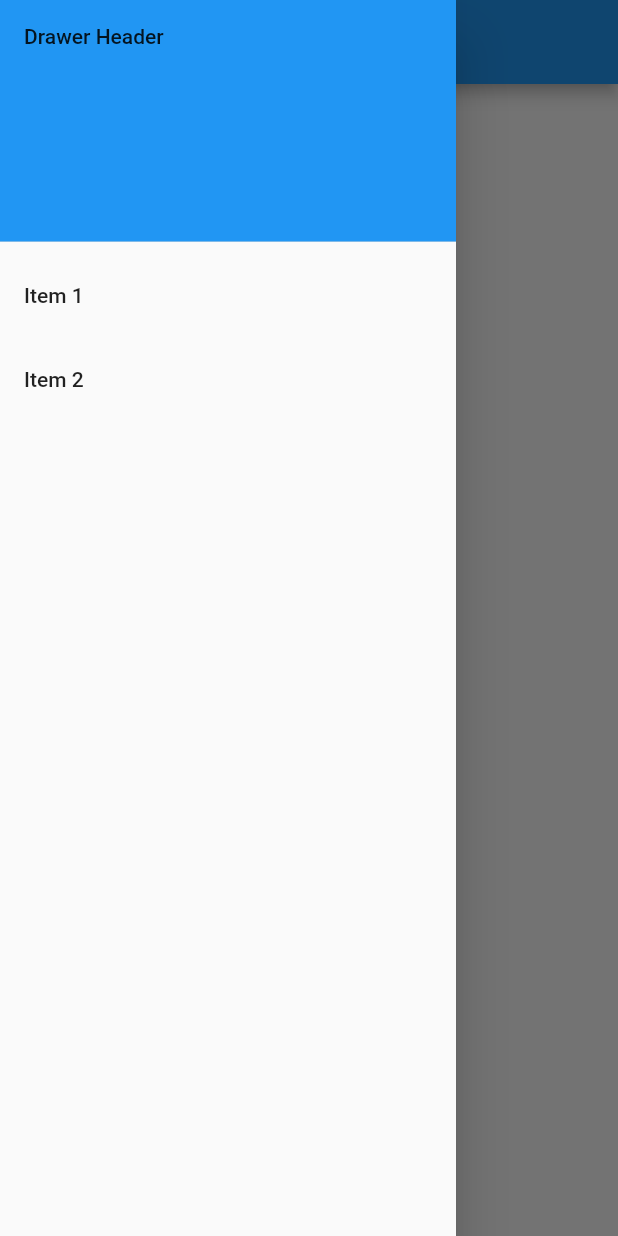
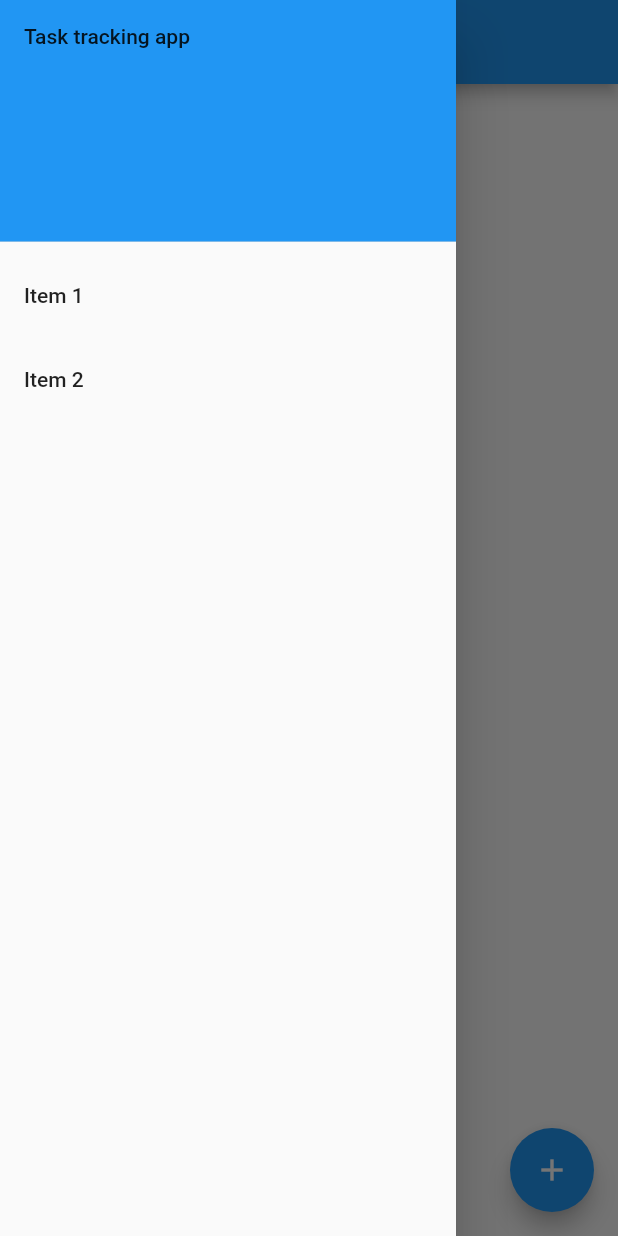
Before and after one commit to haxcode/task_tracking_app, a Flutter app: the screen it shows after launch, with the side drawer open, on a phone screen of 412 x 824 dp. Run offline on Flutter 3.47's test engine with Material 2 defaults, Android fonts, the phone set to English and light mode, and no system bars; our stand-ins replace sqflite; accounts and stored records are empty.

Commit message:
Main page

```diff
--- a/lib/src/app/view/main_view.dart
+++ b/lib/src/app/view/main_view.dart
@@ -1,4 +1,5 @@
 import 'package:flutter/material.dart';
+import 'package:task_tracking_app/src/app/view/todo_list.dart';
 
 
 class MainView extends StatelessWidget {
@@ -9,14 +10,13 @@ class MainView extends StatelessWidget {
   Widget build(BuildContext context) {
     return Scaffold(
       appBar: AppBar(title: Text(title)),
-      body: Center(child: Text('New View')),
+      body: TodoList(),
       drawer: Drawer(
         child: ListView(
-          // Important: Remove any padding from the ListView.
           padding: EdgeInsets.zero,
           children: <Widget>[
             DrawerHeader(
-              child: Text('Drawer Header'),
+              child: Text(title),
               decoration: BoxDecoration(
                 color: Colors.blue,
               ),
--- a/lib/src/app/view/todo_list.dart
+++ b/lib/src/app/view/todo_list.dart
@@ -72,8 +72,18 @@ class TodoListState extends State<TodoList> {
   @override
   Widget build(BuildContext context) {
     return new Scaffold(
-      appBar: new AppBar(
-          title: new Text('Todo List')
+      appBar:  PreferredSize(
+          preferredSize: Size.fromHeight(30),
+          child: Padding(
+            padding: const EdgeInsets.fromLTRB(0, 10, 0, 0),
+            child: AppBar( // Here we create one to set status bar color
+              backgroundColor: Colors.transparent,
+              title: Text('Daily tasks', style:TextStyle(color: Colors.grey[700], fontSize: 17)),
+              elevation:0.0 ,
+              toolbarOpacity: 0.0,
+              bottomOpacity: 0.0,
+            ),
+          )
       ),
       body: _buildTodoList(),
       floatingActionButton: new FloatingActionButton(
```
